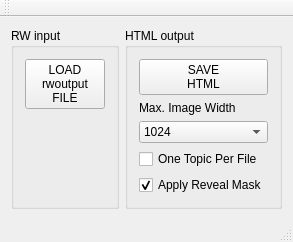
Old version of the form mainwindow.ui in the repository farling42/RWoutput.
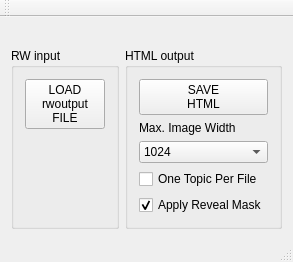
New version of the form.

Commit message: Move the HTML output into a separate class. Display filename in window on loading.

Diff of the .ui file:
```diff
--- a/mainwindow.ui
+++ b/mainwindow.ui
@@ -7,14 +7,36 @@
     <x>0</x>
     <y>0</y>
     <width>252</width>
-    <height>235</height>
+    <height>254</height>
    </rect>
   </property>
   <property name="windowTitle">
    <string>RW Output Converter</string>
   </property>
   <widget class="QWidget" name="centralWidget">
-   <layout class="QHBoxLayout" name="horizontalLayout">
+   <layout class="QVBoxLayout" name="verticalLayout_3">
+    <item>
+     <widget class="QLabel" name="filename">
+      <property name="text">
+       <string/>
+      </property>
+     </widget>
+    </item>
+    <item>
+     <widget class="QWidget" name="widget" native="true">
+      <layout class="QHBoxLayout" name="horizontalLayout_2">
+       <property name="leftMargin">
+        <number>0</number>
+       </property>
+       <property name="topMargin">
+        <number>0</number>
+       </property>
+       <property name="rightMargin">
+        <number>0</number>
+       </property>
+       <property name="bottomMargin">
+        <number>0</number>
+       </property>
     <item>
      <widget class="QGroupBox" name="rwInput">
       <property name="title">
@@ -132,6 +154,9 @@
           </size>
          </property>
         </spacer>
+          </item>
+         </layout>
+        </widget>
        </item>
       </layout>
      </widget>
```
Lines whose indentation alone changed are shown as unchanged. The commit also changes 6 other files.
